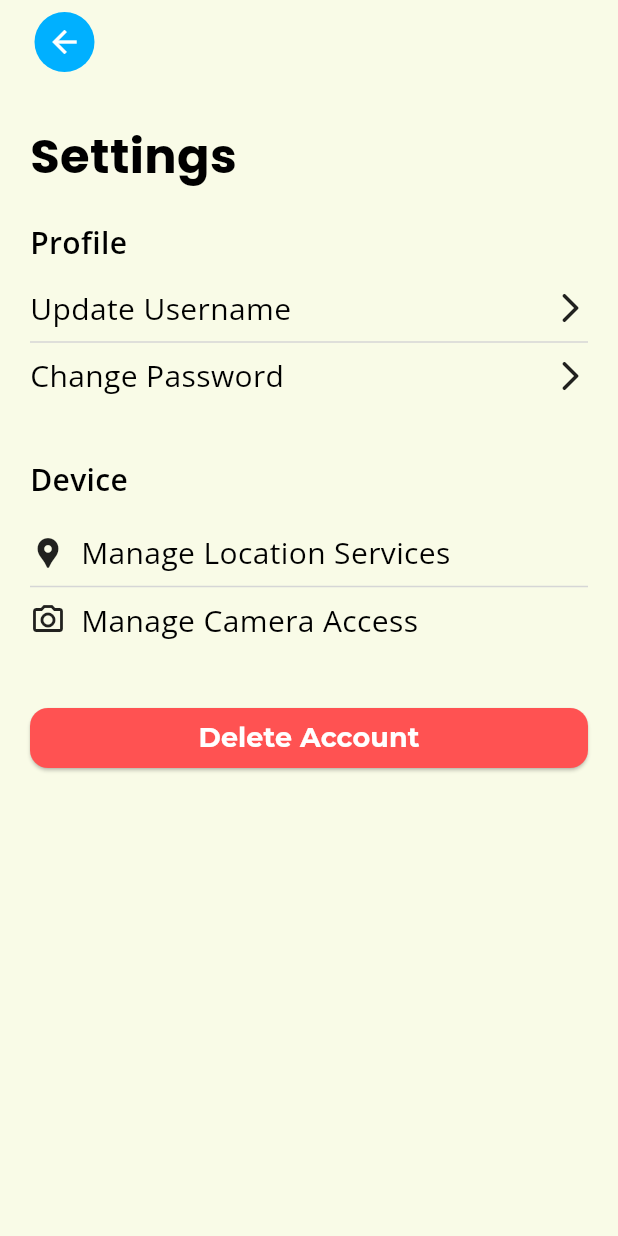
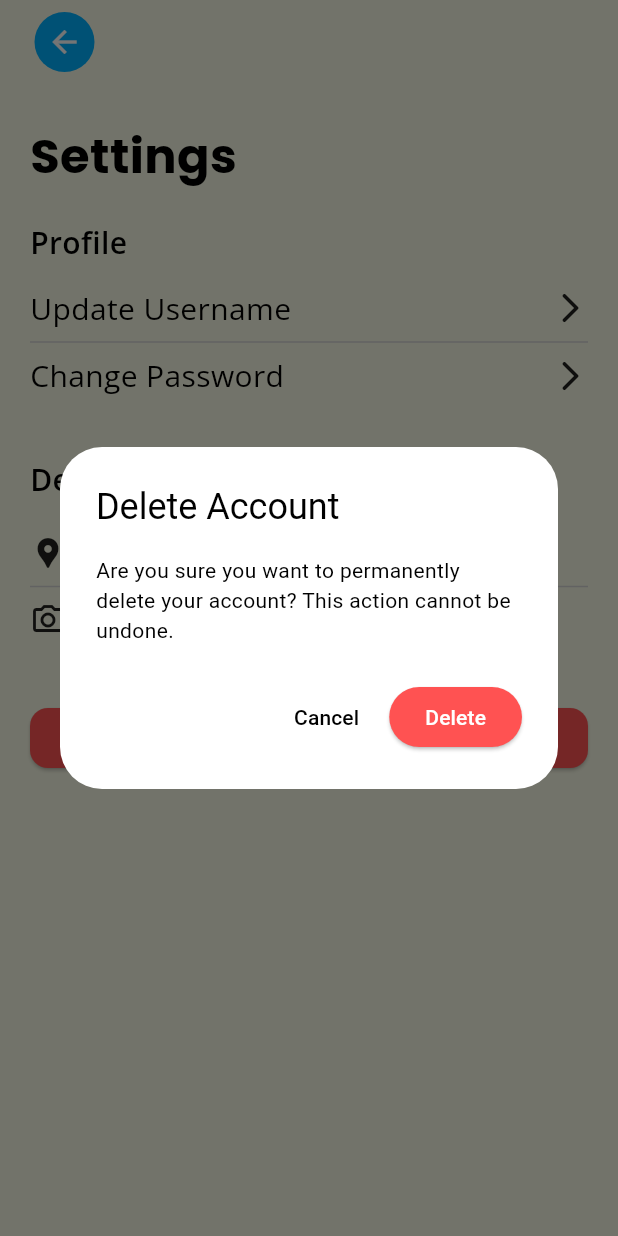
Before and after one commit to calvin050101/Green-Bin-App, a Flutter app: the SettingsPage screen opened by its route, after a tap on "Delete Account", on a phone screen of 412 x 824 dp. Run offline on Flutter 3.47's test engine with Material 3 defaults, Android fonts, the phone set to English and light mode, and no system bars; our stand-ins replace cloud_firestore, firebase_auth, firebase_core, flutter_markdown, flutter_riverpod, geolocator and 2 more; missing offline and left inert: flutter_google_maps_webservices; accounts and stored records are empty; generated files the repository leaves out were written again; network calls fail.

Commit message:
Enabled delete account function on button and modified search radius for recycling center.

```diff
--- a/lib/pages/profile/settings.dart
+++ b/lib/pages/profile/settings.dart
@@ -1,11 +1,13 @@
 import 'package:flutter/material.dart';
 import 'package:green_bin/pages/auth/update_username.dart';
+import 'package:green_bin/services/auth_service.dart';
 
 import '../../widgets/back_button.dart';
 import '../auth/change_password.dart';
 
 class SettingsPage extends StatelessWidget {
   static String routeName = "/settings";
+
   const SettingsPage({super.key});
 
   @override
@@ -102,7 +104,7 @@ class SettingsPage extends StatelessWidget {
 
             const SizedBox(height: 40),
 
-            deleteAccountButton(),
+            deleteAccountButton(context),
           ],
         ),
       ),
@@ -129,11 +131,15 @@ class SettingsPage extends StatelessWidget {
     );
   }
 
-  SizedBox deleteAccountButton() {
+  SizedBox deleteAccountButton(BuildContext context) {
     return SizedBox(
       width: double.infinity,
       child: ElevatedButton(
-        onPressed: () {},
+        onPressed:
+            () => _confirmDeleteAccount(
+              context,
+              authService.value.currentUser!.email!,
+            ),
         style: ElevatedButton.styleFrom(
           backgroundColor: Colors.redAccent,
           shape: RoundedRectangleBorder(
@@ -152,4 +158,90 @@ class SettingsPage extends StatelessWidget {
       ),
     );
   }
+
+  Future<void> _confirmDeleteAccount(BuildContext context, String email) async {
+    final shouldDelete = await showDialog<bool>(
+      context: context,
+      builder:
+          (ctx) => AlertDialog(
+            title: const Text("Delete Account"),
+            content: const Text(
+              "Are you sure you want to permanently delete your account? "
+              "This action cannot be undone.",
+            ),
+            backgroundColor: Colors.white,
+            actions: [
+              TextButton(
+                onPressed: () => Navigator.of(ctx).pop(false),
+                child: const Text("Cancel", style: TextStyle(color: Colors.black)),
+              ),
+              ElevatedButton(
+                onPressed: () => Navigator.of(ctx).pop(true),
+                style: ElevatedButton.styleFrom(
+                  backgroundColor: Colors.redAccent,
+                ),
+                child: const Text("Delete", style: TextStyle(color: Colors.white)),
+              ),
+            ],
+          ),
+    );
+
+    if (!context.mounted) return;
+
+    if (shouldDelete == true) {
+      final password = await _showPasswordDialog(context);
+      if (password == null || password.isEmpty) return;
+
+      try {
+        await authService.value.deleteAccount(
+            email: authService.value.currentUser!.email!,
+            password: password
+        );
+
+        if (!context.mounted) return;
+        Navigator.of(context).pushReplacementNamed('/');
+      } catch (e) {
+        if (!context.mounted) return;
+        ScaffoldMessenger.of(
+          context,
+        ).showSnackBar(SnackBar(content: Text("Error deleting account: $e")));
+      }
+    }
+  }
+
+  Future<String?> _showPasswordDialog(BuildContext context) async {
+    final TextEditingController passwordController = TextEditingController();
+
+    return showDialog<String>(
+      context: context,
+      builder:
+          (ctx) => AlertDialog(
+            title: const Text("Re-enter Password"),
+            backgroundColor: Colors.white,
+            content: TextField(
+              controller: passwordController,
+              obscureText: true,
+              decoration: const InputDecoration(
+                labelText: "Password",
+                border: OutlineInputBorder(),
+              ),
+            ),
+            actions: [
+              TextButton(
+                onPressed: () => Navigator.of(ctx).pop(null),
+                child: const Text("Cancel", style: TextStyle(color: Colors.black)),
+              ),
+              ElevatedButton(
+                onPressed: () {
+                  Navigator.of(ctx).pop(passwordController.text);
+                },
+                style: ElevatedButton.styleFrom(
+                  backgroundColor: Colors.redAccent,
+                ),
+                child: const Text("Confirm", style: TextStyle(color: Colors.white)),
+              ),
+            ],
+          ),
+    );
+  }
 }
--- a/lib/services/auth_service.dart
+++ b/lib/services/auth_service.dart
@@ -61,6 +61,5 @@ class AuthService {
     );
     await currentUser!.reauthenticateWithCredential(credential);
     await currentUser!.delete();
-    await firebaseAuth.currentUser!.delete();
   }
 }
--- a/lib/services/google_places_service.dart
+++ b/lib/services/google_places_service.dart
@@ -21,7 +21,7 @@ class GooglePlacesService {
     required double latitude,
     required double longitude,
     String query = 'recycling center',
-    int radiusMeters = 50000,
+    int radiusMeters = 32000,
   }) async {
     try {
       final PlacesSearchResponse response = await _places.searchByText(
```
